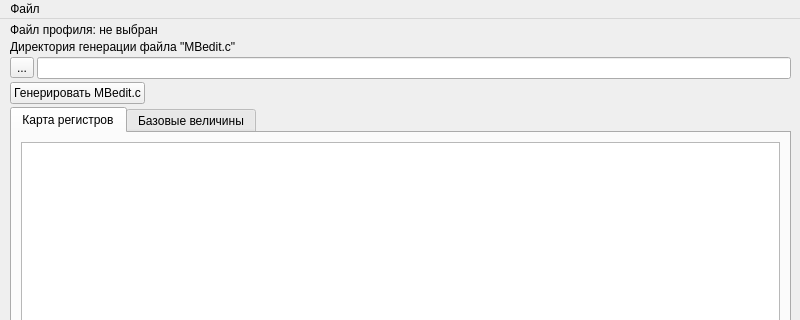
First picture: the form in mainwindow.ui, repository Arti-Goldmann/modbusEdit, before the edit; both pictures show x 0 to 800 and y 0 to 320 of the 800 by 600 pixel window.
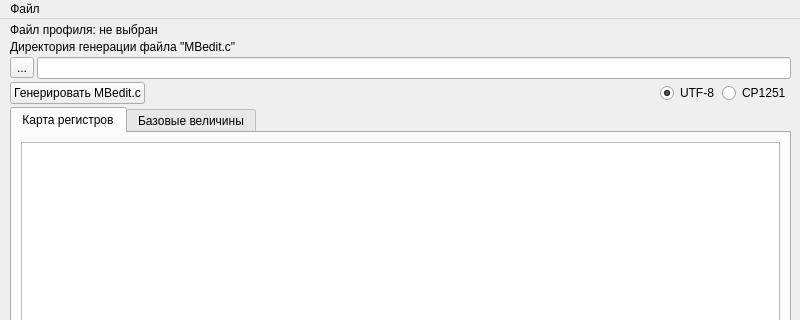
Second picture: the form after the edit.

```diff
--- a/mainwindow.ui
+++ b/mainwindow.ui
@@ -59,12 +59,46 @@
       </item>
      </layout>
     </item>
-    <item alignment="Qt::AlignmentFlag::AlignLeft">
+    <item>
+     <layout class="QHBoxLayout" name="generationControlsLayout">
+      <item>
      <widget class="QPushButton" name="startGenBtn">
       <property name="text">
        <string>Генерировать MBedit.c</string>
       </property>
      </widget>
+      </item>
+      <item>
+       <spacer name="generationEncodingSpacer">
+        <property name="orientation">
+         <enum>Qt::Orientation::Horizontal</enum>
+        </property>
+        <property name="sizeHint" stdset="0">
+         <size>
+          <width>40</width>
+          <height>20</height>
+         </size>
+        </property>
+       </spacer>
+      </item>
+      <item>
+       <widget class="QRadioButton" name="radioUtf8">
+        <property name="text">
+         <string>UTF-8</string>
+        </property>
+        <property name="checked">
+         <bool>true</bool>
+        </property>
+       </widget>
+      </item>
+      <item>
+       <widget class="QRadioButton" name="radioCp1251">
+        <property name="text">
+         <string>CP1251</string>
+        </property>
+       </widget>
+      </item>
+     </layout>
     </item>
     <item>
      <widget class="QTabWidget" name="tabWidget">
```
Lines whose indentation alone changed are shown as unchanged.
